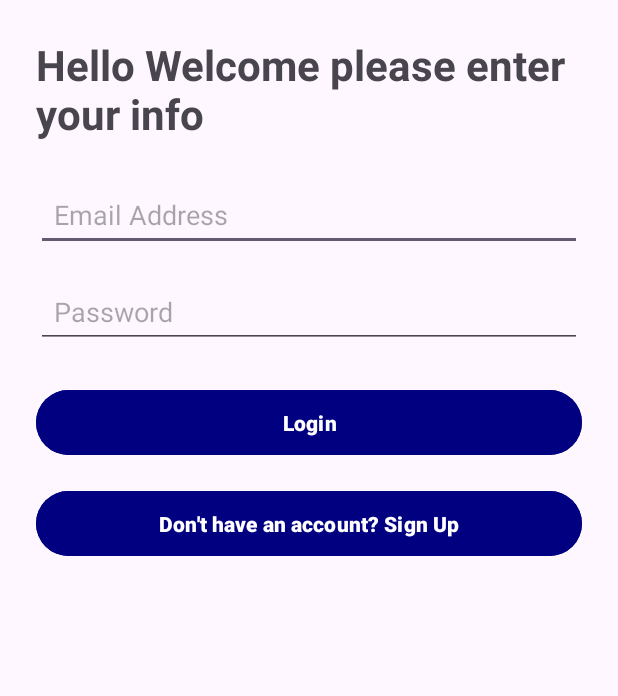
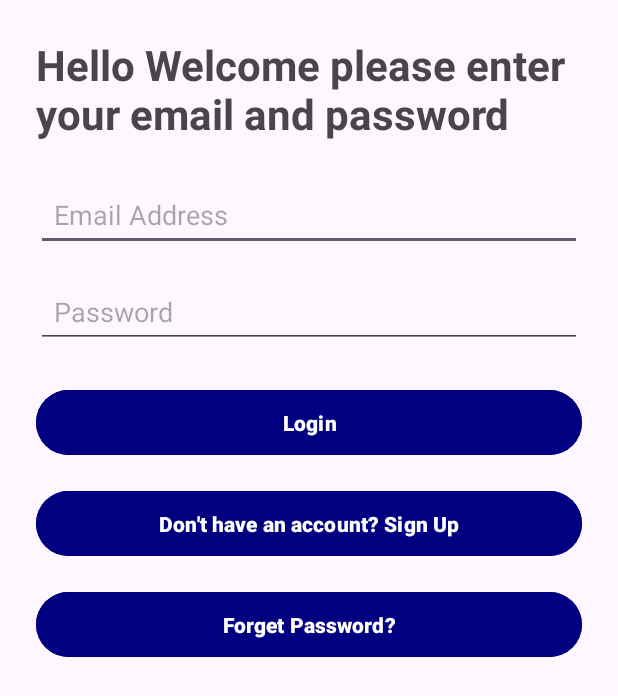
Before and after one commit to JK-22025/Android_Campus_Project, an Android app: the screen it shows after launch (Login), after a tap on "Signin", on a phone screen of 412 x 824 dp. Shown: the top 696 px of the screen. Run offline under Robolectric (Android 15) with nearby library versions, the phone set to English and light mode, and no system bars; our stand-ins replace Firebase (no records; nobody signed in at launch, a user with empty details on screens opened directly).

Commit message:
forget password backend

```diff
--- a/app/src/main/AndroidManifest.xml
+++ b/app/src/main/AndroidManifest.xml
@@ -33,6 +33,10 @@
             android:name=".Login"
             android:exported="false"
             android:windowSoftInputMode="adjustResize" />
+        <activity
+            android:name=".Forget_Password"
+            android:exported="false"
+            android:windowSoftInputMode="adjustResize" />
     </application>
 
 </manifest>
--- a/app/src/main/java/com/example/final_project/Login.java
+++ b/app/src/main/java/com/example/final_project/Login.java
@@ -1,18 +1,31 @@
 package com.example.final_project;
 
+import android.content.Intent;
 import android.os.Bundle;
+import android.text.TextUtils;
+import android.view.View;
 import android.widget.Button;
 import android.widget.EditText;
+import android.widget.Toast;
 
 import androidx.activity.EdgeToEdge;
+import androidx.annotation.NonNull;
 import androidx.appcompat.app.AppCompatActivity;
 import androidx.core.graphics.Insets;
 import androidx.core.view.ViewCompat;
 import androidx.core.view.WindowInsetsCompat;
 
+import com.google.android.gms.tasks.OnCompleteListener;
+import com.google.android.gms.tasks.Task;
+import com.google.firebase.auth.AuthResult;
+import com.google.firebase.auth.FirebaseAuth;
+import com.google.firebase.auth.FirebaseUser;
+
 public class Login extends AppCompatActivity {
     EditText edEmail, edPassword;
-    Button btnLogin, btnrtrnSignup;
+    Button btnLogin, btnrtrnSignup, btnforgetPassword;
+
+    FirebaseAuth firebaseAuth;
 
     @Override
     protected void onCreate(Bundle savedInstanceState) {
@@ -23,6 +36,60 @@ public class Login extends AppCompatActivity {
         edPassword = findViewById(R.id.passwordLogin);
         btnLogin = findViewById(R.id.loginbtn);
         btnrtrnSignup = findViewById(R.id.ReturnSignbtn);
+        btnforgetPassword = findViewById(R.id.Forgetpassword);
+        firebaseAuth = FirebaseAuth.getInstance();
+
+        btnLogin.setOnClickListener(new View.OnClickListener() {
+            @Override
+            public void onClick(View v) {
+                Loginuser();
+            }
+        });
+
+        btnrtrnSignup.setOnClickListener(new View.OnClickListener() {
+            @Override
+            public void onClick(View v) {
+            Intent intent = new Intent(Login.this, Signup.class);
+            startActivity(intent);
+            finish();
+            }
+        });
 
     }
+    private void Loginuser(){
+        String email = edEmail.getText().toString().trim();
+        String password = edPassword.getText().toString().trim();
+
+        if(TextUtils.isEmpty(email) || TextUtils.isEmpty(password)){
+            Toast.makeText(this, "Please fill all the fields", Toast.LENGTH_SHORT).show();
+            return;
+        }
+
+        firebaseAuth.signInWithEmailAndPassword(email, password).addOnCompleteListener(
+                this, new OnCompleteListener<AuthResult>() {
+                    @Override
+                    public void onComplete(@NonNull Task<AuthResult> task) {
+                    if(task.isSuccessful()){
+                        Toast.makeText(Login.this, "Login Successful", Toast.LENGTH_SHORT).show();
+                        startActivity(new Intent(Login.this, MainActivity.class));
+                        finish();
+                    }else{
+                        Toast.makeText(Login.this, "Login failed", Toast.LENGTH_SHORT ).show();
+                    }
+                    }
+                }
+        );
+    }
+
+    @Override
+    protected void onStart() {
+        super.onStart();
+
+        FirebaseUser currentUser = firebaseAuth.getCurrentUser();
+        if(currentUser != null){
+            Intent intent = new Intent(Login.this, MainActivity.class);
+            startActivity(intent);
+            finish();
+        }
+    }
 }
--- a/app/src/main/java/com/example/final_project/MainActivity.java
+++ b/app/src/main/java/com/example/final_project/MainActivity.java
@@ -4,6 +4,7 @@ import android.content.Intent;
 import android.os.Bundle;
 import android.view.View;
 import android.widget.Button;
+import android.widget.TextView;
 import android.widget.Toast;
 
 import androidx.activity.EdgeToEdge;
@@ -12,8 +13,13 @@ import androidx.core.graphics.Insets;
 import androidx.core.view.ViewCompat;
 import androidx.core.view.WindowInsetsCompat;
 
+import com.google.firebase.auth.FirebaseAuth;
+import com.google.firebase.auth.FirebaseUser;
+
 public class MainActivity extends AppCompatActivity {
     Button Btnlogin, Btnsignup;
+    TextView email;
+    FirebaseAuth firebaseAuth;
 
     @Override
     protected void onCreate(Bundle savedInstanceState) {
@@ -23,6 +29,16 @@ public class MainActivity extends AppCompatActivity {
 
         Btnsignup = findViewById(R.id.btnSignup);
         Btnlogin = findViewById(R.id.btnSignin);
+        firebaseAuth = FirebaseAuth.getInstance();
+        email = findViewById(R.id.showEmail);
+
+        FirebaseUser currentUser = firebaseAuth.getCurrentUser();
+        String emailUser = "";
+        if(currentUser != null){
+            emailUser = currentUser.getEmail();
+            email.setText(emailUser);
+
+        }
 
         Btnsignup.setOnClickListener(new View.OnClickListener() {
             @Override
--- a/app/src/main/res/layout/activity_login.xml
+++ b/app/src/main/res/layout/activity_login.xml
@@ -1,62 +1,71 @@
 <?xml version="1.0" encoding="utf-8"?>
-<LinearLayout
-    xmlns:android="http://schemas.android.com/apk/res/android"
+<LinearLayout xmlns:android="http://schemas.android.com/apk/res/android"
     xmlns:app="http://schemas.android.com/apk/res-auto"
     xmlns:tools="http://schemas.android.com/tools"
     android:layout_width="match_parent"
     android:layout_height="match_parent"
+    android:gravity="right"
     android:orientation="vertical"
-    android:gravity="right"
     android:padding="24dp"
     tools:context=".Login">
 
     <TextView
         android:layout_width="wrap_content"
         android:layout_height="wrap_content"
-        android:text="Hello Welcome please enter your info"
+        android:layout_marginBottom="24dp"
+        android:text="Hello Welcome please enter your email and password"
         android:textSize="28sp"
-        android:textStyle="bold"
-        android:layout_marginBottom="24dp"/>
+        android:textStyle="bold" />
 
     <EditText
         android:id="@+id/emailLogin"
         android:layout_width="match_parent"
         android:layout_height="wrap_content"
+        android:layout_marginBottom="16dp"
         android:hint="Email Address"
         android:inputType="textEmailAddress"
-        android:padding="12dp"
-        android:layout_marginBottom="16dp"/>
+        android:padding="12dp" />
+
     <EditText
         android:id="@+id/passwordLogin"
         android:layout_width="match_parent"
         android:layout_height="wrap_content"
+        android:layout_marginBottom="24dp"
         android:hint="Password"
         android:inputType="textPassword"
-        android:padding="12dp"
-        android:layout_marginBottom="24dp"/>
+        android:padding="12dp" />
 
     <Button
         android:id="@+id/loginbtn"
         android:layout_width="match_parent"
         android:layout_height="wrap_content"
+        android:layout_marginBottom="16dp"
+        android:backgroundTint="@color/blue"
+        android:paddingVertical="12dp"
         android:text="Login"
         android:textColor="#FFFFFF"
-        android:backgroundTint="@color/blue"
-        android:paddingVertical="12dp"
-        android:textStyle="bold"
-        android:layout_marginBottom="16dp"/>
+        android:textStyle="bold" />
+
     <Button
         android:id="@+id/ReturnSignbtn"
         android:layout_width="match_parent"
         android:layout_height="wrap_content"
+        android:layout_marginBottom="16dp"
+        android:backgroundTint="@color/blue"
+        android:paddingVertical="12dp"
         android:text="Don't have an account? Sign Up"
         android:textColor="#FFFFFF"
+        android:textStyle="bold" />
+    <Button
+        android:id="@+id/Forgetpassword"
+        android:layout_width="match_parent"
+        android:layout_height="wrap_content"
+        android:layout_marginBottom="16dp"
         android:backgroundTint="@color/blue"
         android:paddingVertical="12dp"
-        android:textStyle="bold"
-        android:layout_marginBottom="16dp"/>
-
-
+        android:text="Forget Password?"
+        android:textColor="#FFFFFF"
+        android:textStyle="bold"/>
 
 
 
```
Also changed, not shown: app/src/main/java/com/example/final_project/Forget_Password.java (added, +44 -0 lines), app/src/main/java/com/example/final_project/Signup.java (+12 -0 lines), app/src/main/res/layout/activity_forget_password.xml (added, +52 -0 lines), app/src/main/res/layout/activity_main.xml (+8 -0 lines).
